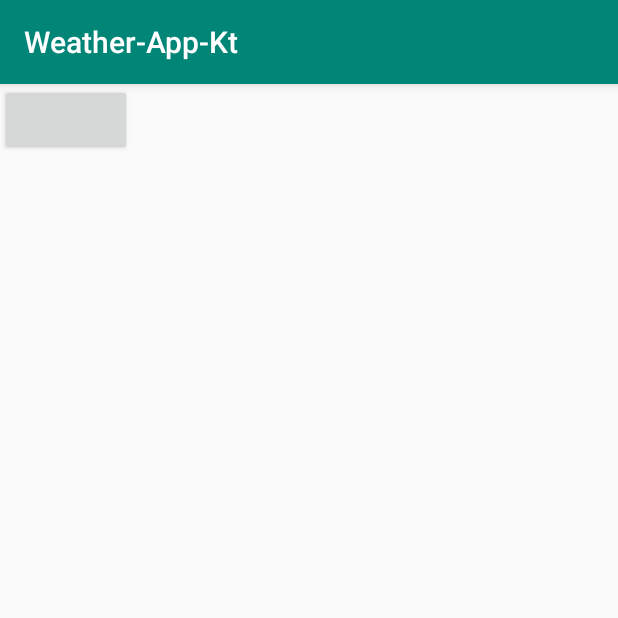
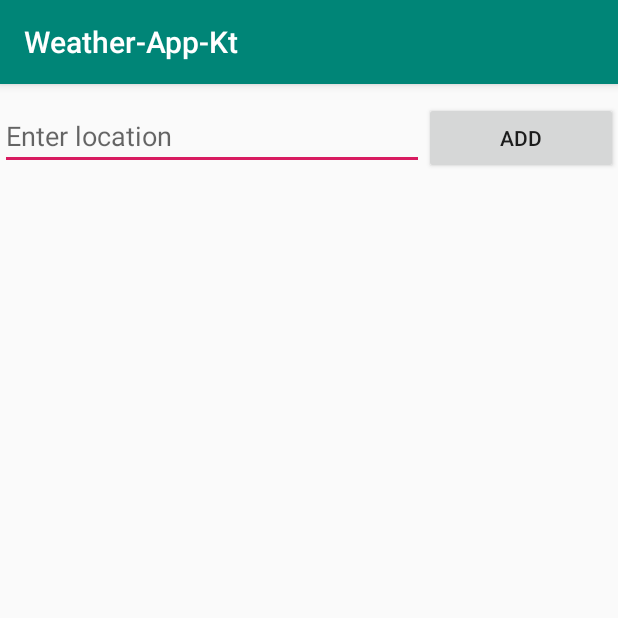
Before and after one commit to rudinesurya/weather-app-kt, an Android app: the screen it shows after launch (MainActivity), on a phone screen of 412 x 824 dp, the top half of it. Run offline under Robolectric (Android 15) with nearby library versions, the phone set to English and light mode, and no system bars; our stand-ins replace Timber; libraries missing offline, so code that uses them is left out: org.kodein.di; 5 statements that could not run were skipped.

Commit message:
basic requirements done

```diff
--- a/app/src/main/java/com/rud/weather_app_kt/data/db/WeatherDatabase.kt
+++ b/app/src/main/java/com/rud/weather_app_kt/data/db/WeatherDatabase.kt
@@ -4,10 +4,10 @@ import android.content.Context
 import androidx.room.Database
 import androidx.room.Room
 import androidx.room.RoomDatabase
-import com.rud.weather_app_kt.data.model.Weather
+import com.rud.weather_app_kt.data.model.WeatherEntry
 
 @Database(
-    entities = [Weather::class],
+    entities = [WeatherEntry::class],
     version = 1
 )
 abstract class WeatherDatabase : RoomDatabase() {
--- a/app/src/main/java/com/rud/weather_app_kt/data/repository/MyRepository.kt
+++ b/app/src/main/java/com/rud/weather_app_kt/data/repository/MyRepository.kt
@@ -1,15 +1,15 @@
 package com.rud.weather_app_kt.data.repository
 
 import com.rud.weather_app_kt.data.db.WeatherDao
-import com.rud.weather_app_kt.data.model.Weather
+import com.rud.weather_app_kt.data.model.WeatherEntry
 import com.rud.weather_app_kt.data.network.ApixuDataSource
 
 class MyRepository(private val weatherDao: WeatherDao, private val apixuDataSource: ApixuDataSource) {
     fun getAllWeatherEntry() = weatherDao.getAllWeatherEntry()
 
-    fun addWeatherEntry(weather: Weather) = weatherDao.upsert(weather)
+    fun addWeatherEntry(weatherEntry: WeatherEntry) = weatherDao.upsert(weatherEntry)
 
-    fun removeWeatherEntry(id: Long) = weatherDao.remove(id)
+    fun removeWeatherEntry(weatherEntry: WeatherEntry) = weatherDao.remove(weatherEntry.city)
 
     fun getCurrentWeather(location: String) = apixuDataSource.getCurrentWeather(location)
 }
--- a/app/src/main/java/com/rud/weather_app_kt/ui/weather_list/recyclerview/WeatherListAdapter.kt
+++ b/app/src/main/java/com/rud/weather_app_kt/ui/weather_list/recyclerview/WeatherListAdapter.kt
@@ -5,26 +5,41 @@ import android.view.View
 import android.view.ViewGroup
 import androidx.recyclerview.widget.RecyclerView
 import com.rud.weather_app_kt.R
-import com.rud.weather_app_kt.data.model.Weather
+import com.rud.weather_app_kt.data.model.WeatherEntry
 import kotlinx.android.synthetic.main.weather_list_item.view.*
 
-class WeatherListAdapter(private val list: List<Weather>, val clickListener: (Weather) -> Unit) :
+class WeatherListAdapter :
     RecyclerView.Adapter<WeatherListAdapter.WeatherViewHolder>() {
+
+    private val data = mutableListOf<WeatherEntry>()
+    private lateinit var clickListener: (WeatherEntry) -> Unit
 
     class WeatherViewHolder(itemView: View) :
         RecyclerView.ViewHolder(itemView) {
 
-        fun bind(weather: Weather, clickListener: (Weather) -> Unit) = with(itemView) {
-            tv_location_name.text = weather.locationName
-            tv_temperature.text = weather.temperature.toString()
-            setOnClickListener { clickListener(weather) }
+        fun bind(weatherEntry: WeatherEntry, clickListener: (WeatherEntry) -> Unit) = with(itemView) {
+            tv_city_name.text = weatherEntry.city
+            tv_temperature.text = weatherEntry.temperature.toString()
+            tv_local_time.text = weatherEntry.localTime
+            tv_condition.text = weatherEntry.condition
+            setOnClickListener { clickListener(weatherEntry) }
         }
     }
 
     override fun onCreateViewHolder(parent: ViewGroup, viewType: Int): WeatherViewHolder =
         WeatherViewHolder(LayoutInflater.from(parent.context).inflate(R.layout.weather_list_item, parent, false))
 
-    override fun onBindViewHolder(holder: WeatherViewHolder, position: Int) = holder.bind(list[position], clickListener)
+    override fun onBindViewHolder(holder: WeatherViewHolder, position: Int) = holder.bind(data[position], clickListener)
 
-    override fun getItemCount(): Int = list.size
+    override fun getItemCount(): Int = data.size
+
+    fun setData(data: List<WeatherEntry>) {
+        this.data.clear()
+        this.data.addAll(data)
+        notifyDataSetChanged()
+    }
+
+    fun setOnClickListener(clickListener: (WeatherEntry) -> Unit) {
+        this.clickListener = clickListener
+    }
 }
--- a/app/src/main/res/layout/screen_list.xml
+++ b/app/src/main/res/layout/screen_list.xml
@@ -1,12 +1,36 @@
 <?xml version="1.0" encoding="utf-8"?>
-<FrameLayout
-        xmlns:android="http://schemas.android.com/apk/res/android" android:layout_width="match_parent"
-        android:layout_height="match_parent">
+<LinearLayout xmlns:android="http://schemas.android.com/apk/res/android"
+    android:layout_width="match_parent"
+    android:layout_height="match_parent"
+    android:orientation="vertical">
+
+    <LinearLayout
+        android:layout_width="match_parent"
+        android:layout_height="wrap_content"
+        android:layout_marginTop="12dp"
+        android:layout_marginBottom="12dp"
+        android:orientation="horizontal">
+
+        <EditText
+            android:id="@+id/et_location_name"
+            android:layout_width="wrap_content"
+            android:layout_height="wrap_content"
+            android:layout_weight="4"
+            android:hint="Enter location" />
+
+        <Button
+            android:id="@+id/btn_add"
+            android:layout_width="wrap_content"
+            android:layout_height="wrap_content"
+            android:layout_weight="1"
+            android:text="Add" />
+    </LinearLayout>
 
     <androidx.recyclerview.widget.RecyclerView
-            android:layout_width="match_parent"
-            android:layout_height="match_parent"
-            android:id="@+id/recyclerView"/>
+        android:id="@+id/recyclerView"
+        android:layout_width="match_parent"
+        android:layout_height="match_parent"
+        android:layout_marginBottom="12dp" />
 
     <!--<TextView-->
     <!--android:layout_width="wrap_content"-->
@@ -20,7 +44,4 @@
     <!--android:id="@+id/loading_view"-->
     <!--android:layout_gravity="center"/>-->
 
-    <Button android:layout_width="wrap_content" android:layout_height="wrap_content"
-            android:id="@+id/btn_add_random"/>
-
-</FrameLayout>
+</LinearLayout>
```
Also changed, not shown: app/src/main/AndroidManifest.xml (+5 -4 lines), app/src/main/java/com/rud/weather_app_kt/HideKeyboard.kt (added, +20 -0 lines), app/src/main/java/com/rud/weather_app_kt/data/db/WeatherDao.kt (+5 -5 lines), app/src/main/java/com/rud/weather_app_kt/data/model/Weather.kt (deleted, +0 -12 lines), app/src/main/java/com/rud/weather_app_kt/data/model/WeatherEntry.kt (added, +13 -0 lines), app/src/main/java/com/rud/weather_app_kt/ui/weather_list/WeatherListFragment.kt (+29 -73 lines), app/src/main/java/com/rud/weather_app_kt/ui/weather_list/WeatherListViewModel.kt (+81 -5 lines), app/src/main/res/layout/weather_list_item.xml (+23 -11 lines).
